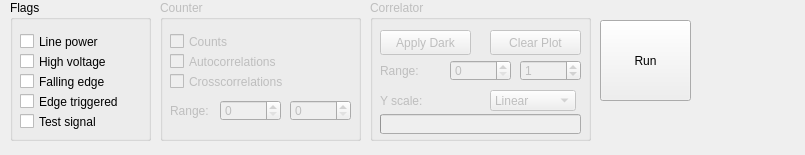
This is line.ui in ahp-electronics/xc-gui as Qt 5 draws it before an edit. The edited form follows.
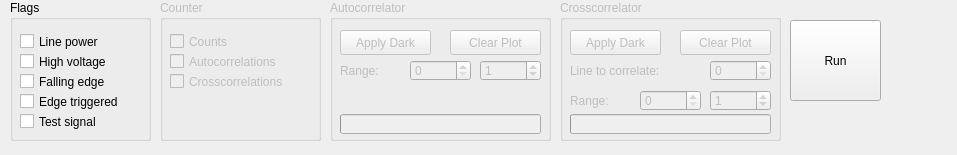
This is the edited form.

Commit message: added crosscorrelator line group

Patch:
```diff
--- a/line.ui
+++ b/line.ui
@@ -6,7 +6,7 @@
    <rect>
     <x>0</x>
     <y>0</y>
-    <width>805</width>
+    <width>957</width>
     <height>155</height>
    </rect>
   </property>
@@ -97,14 +97,14 @@
    </property>
    <property name="geometry">
     <rect>
-     <x>370</x>
+     <x>330</x>
      <y>0</y>
      <width>221</width>
      <height>141</height>
     </rect>
    </property>
    <property name="title">
-    <string>Correlator</string>
+    <string>Autocorrelator</string>
    </property>
    <widget class="QPushButton" name="TakeDark">
     <property name="geometry">
@@ -119,44 +119,6 @@
      <string>Apply Dark</string>
     </property>
    </widget>
-   <widget class="QLabel" name="label">
-    <property name="geometry">
-     <rect>
-      <x>10</x>
-      <y>90</y>
-      <width>91</width>
-      <height>21</height>
-     </rect>
-    </property>
-    <property name="text">
-     <string>Y scale:</string>
-    </property>
-   </widget>
-   <widget class="QComboBox" name="YScale">
-    <property name="geometry">
-     <rect>
-      <x>120</x>
-      <y>90</y>
-      <width>86</width>
-      <height>21</height>
-     </rect>
-    </property>
-    <item>
-     <property name="text">
-      <string>Linear</string>
-     </property>
-    </item>
-    <item>
-     <property name="text">
-      <string>Square</string>
-     </property>
-    </item>
-    <item>
-     <property name="text">
-      <string>Log</string>
-     </property>
-    </item>
-   </widget>
    <widget class="QPushButton" name="Clear">
     <property name="geometry">
      <rect>
@@ -231,7 +193,7 @@
     <rect>
      <x>160</x>
      <y>0</y>
-     <width>201</width>
+     <width>161</width>
      <height>141</height>
     </rect>
    </property>
@@ -277,44 +239,11 @@
      <string>Crosscorrelations</string>
     </property>
    </widget>
-   <widget class="QSpinBox" name="EndLine_2">
-    <property name="geometry">
-     <rect>
-      <x>130</x>
-      <y>100</y>
-      <width>61</width>
-      <height>21</height>
-     </rect>
-    </property>
-   </widget>
-   <widget class="QSpinBox" name="StartLine_2">
-    <property name="geometry">
-     <rect>
-      <x>60</x>
-      <y>100</y>
-      <width>61</width>
-      <height>21</height>
-     </rect>
-    </property>
-   </widget>
-   <widget class="QLabel" name="label_3">
-    <property name="geometry">
-     <rect>
-      <x>10</x>
-      <y>100</y>
-      <width>51</width>
-      <height>21</height>
-     </rect>
-    </property>
-    <property name="text">
-     <string>Range:</string>
-    </property>
-   </widget>
   </widget>
   <widget class="QPushButton" name="Run">
    <property name="geometry">
     <rect>
-     <x>600</x>
+     <x>790</x>
      <y>20</y>
      <width>91</width>
      <height>81</height>
@@ -324,6 +253,123 @@
     <string>Run</string>
    </property>
   </widget>
+  <widget class="QGroupBox" name="Crosscorrelator">
+   <property name="enabled">
+    <bool>false</bool>
+   </property>
+   <property name="geometry">
+    <rect>
+     <x>560</x>
+     <y>0</y>
+     <width>221</width>
+     <height>141</height>
+    </rect>
+   </property>
+   <property name="title">
+    <string>Crosscorrelator</string>
+   </property>
+   <widget class="QPushButton" name="CrossDark">
+    <property name="geometry">
+     <rect>
+      <x>10</x>
+      <y>30</y>
+      <width>91</width>
+      <height>25</height>
+     </rect>
+    </property>
+    <property name="text">
+     <string>Apply Dark</string>
+    </property>
+   </widget>
+   <widget class="QPushButton" name="ClearCross">
+    <property name="geometry">
+     <rect>
+      <x>120</x>
+      <y>30</y>
+      <width>91</width>
+      <height>25</height>
+     </rect>
+    </property>
+    <property name="text">
+     <string>Clear Plot</string>
+    </property>
+   </widget>
+   <widget class="QLabel" name="label_4">
+    <property name="geometry">
+     <rect>
+      <x>10</x>
+      <y>90</y>
+      <width>61</width>
+      <height>21</height>
+     </rect>
+    </property>
+    <property name="text">
+     <string>Range:</string>
+    </property>
+   </widget>
+   <widget class="QSpinBox" name="CrossStart">
+    <property name="geometry">
+     <rect>
+      <x>80</x>
+      <y>90</y>
+      <width>61</width>
+      <height>21</height>
+     </rect>
+    </property>
+   </widget>
+   <widget class="QProgressBar" name="Progress2">
+    <property name="geometry">
+     <rect>
+      <x>10</x>
+      <y>114</y>
+      <width>201</width>
+      <height>20</height>
+     </rect>
+    </property>
+    <property name="value">
+     <number>0</number>
+    </property>
+    <property name="format">
+     <string/>
+    </property>
+   </widget>
+   <widget class="QSpinBox" name="CrossEnd">
+    <property name="geometry">
+     <rect>
+      <x>150</x>
+      <y>90</y>
+      <width>61</width>
+      <height>21</height>
+     </rect>
+    </property>
+    <property name="value">
+     <number>1</number>
+    </property>
+   </widget>
+   <widget class="QLabel" name="label_5">
+    <property name="geometry">
+     <rect>
+      <x>10</x>
+      <y>60</y>
+      <width>131</width>
+      <height>21</height>
+     </rect>
+    </property>
+    <property name="text">
+     <string>Line to correlate:</string>
+    </property>
+   </widget>
+   <widget class="QSpinBox" name="Index2">
+    <property name="geometry">
+     <rect>
+      <x>150</x>
+      <y>60</y>
+      <width>61</width>
+      <height>21</height>
+     </rect>
+    </property>
+   </widget>
+  </widget>
  </widget>
  <resources/>
  <connections/>
```
Left out of the diff: 2 changed lines with no effect on the pictures. The commit also changes 6 other files.
